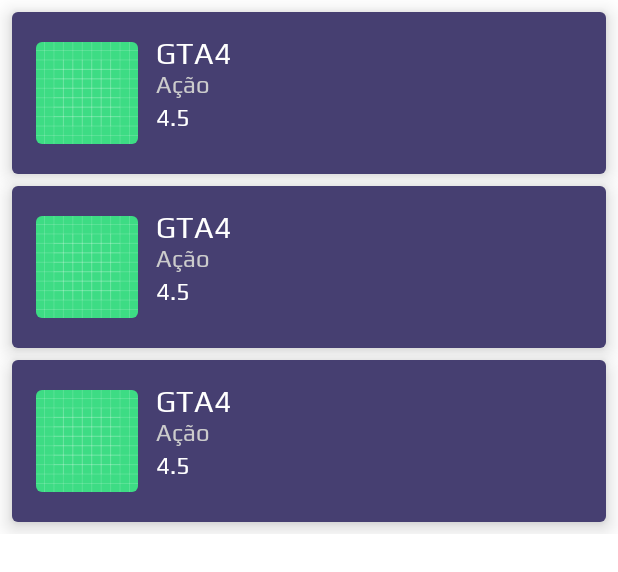
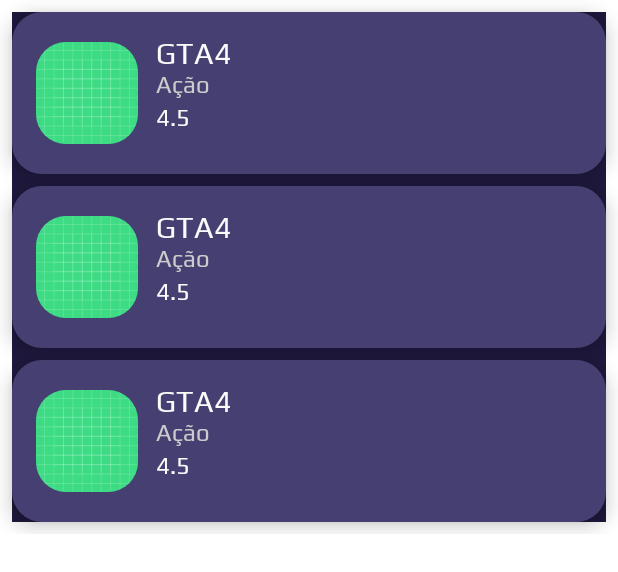
Before and after one commit to piriurna/FreeGamesTracker, an Android app built with Jetpack Compose: the @Preview function GTGameRowPreview, on a phone screen of 412 x 824 dp. Shown: the top 572 px of the screen. Run offline under Robolectric (Android 15) with nearby library versions, the phone set to English and light mode, and no system bars.

```diff
--- a/app/src/main/java/com/piriurna/freegamestracker/ui/composables/card/GTGameRow.kt
+++ b/app/src/main/java/com/piriurna/freegamestracker/ui/composables/card/GTGameRow.kt
@@ -12,6 +12,7 @@ import androidx.compose.ui.res.painterResource
 import androidx.compose.ui.text.style.TextOverflow
 import androidx.compose.ui.tooling.preview.Preview
 import androidx.compose.ui.unit.dp
+import com.piriurna.freegamestracker.ui.composables.preview.GTThemedPreviewColumn
 import com.piriurna.freegamestracker.ui.composables.text.GTText
 import com.piriurna.freegamestracker.ui.theme.GTStyle.TextPlay20
 import com.piriurna.freegamestracker.ui.theme.Gray
@@ -67,7 +68,7 @@ fun GTGameRow(
 @Preview(showBackground = true)
 @Composable
 fun GTGameRowPreview() {
-    Column(
+    GTThemedPreviewColumn(
         modifier = Modifier.padding(8.dp),
         verticalArrangement = Arrangement.spacedBy(8.dp)
     ) {
```
